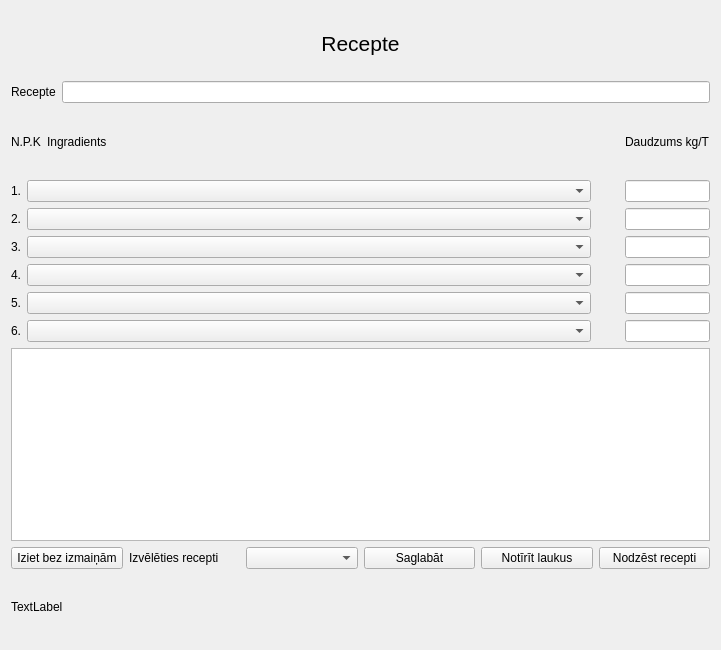
kasarkonic/Sauka1, file recipet.ui: the form before one commit.
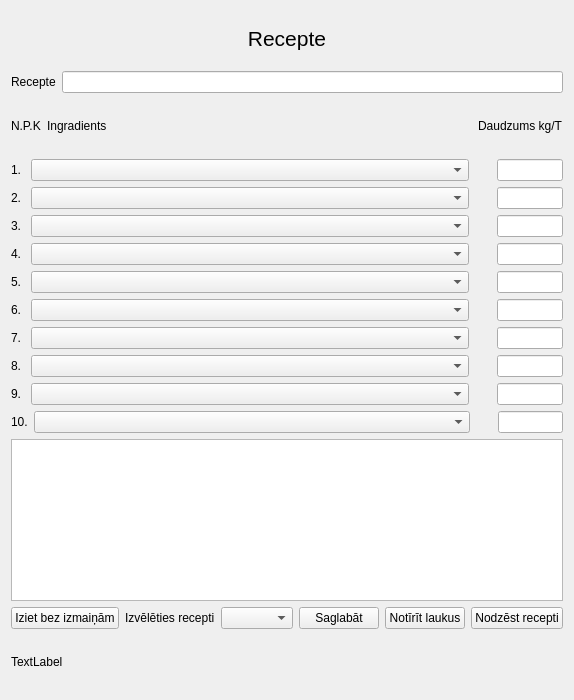
The form after the commit.

What changed in the file:
```diff
--- a/recipet.ui
+++ b/recipet.ui
@@ -6,8 +6,8 @@
    <rect>
     <x>0</x>
     <y>0</y>
-    <width>721</width>
-    <height>650</height>
+    <width>565</width>
+    <height>700</height>
    </rect>
   </property>
   <property name="windowTitle">
@@ -15,7 +15,7 @@
   </property>
   <layout class="QVBoxLayout" name="verticalLayout_3">
    <item>
-    <layout class="QVBoxLayout" name="verticalLayout" stretch="1,10,1,10,10,10,10,10,10,3,10,1">
+    <layout class="QVBoxLayout" name="verticalLayout" stretch="1,10,1,10,10,10,10,10,10,0,0,0,0,3,10,1">
      <item>
       <layout class="QHBoxLayout" name="horizontalLayout">
        <item>
@@ -92,7 +92,7 @@
        <item>
         <widget class="QLabel" name="label_6">
          <property name="text">
-          <string>1.</string>
+          <string>1. </string>
          </property>
         </widget>
        </item>
@@ -122,7 +122,7 @@
        <item>
         <widget class="QLabel" name="label_7">
          <property name="text">
-          <string>2.</string>
+          <string>2. </string>
          </property>
         </widget>
        </item>
@@ -152,7 +152,7 @@
        <item>
         <widget class="QLabel" name="label_8">
          <property name="text">
-          <string>3.</string>
+          <string>3. </string>
          </property>
         </widget>
        </item>
@@ -182,7 +182,7 @@
        <item>
         <widget class="QLabel" name="label_9">
          <property name="text">
-          <string>4.</string>
+          <string>4. </string>
          </property>
         </widget>
        </item>
@@ -212,7 +212,7 @@
        <item>
         <widget class="QLabel" name="label_10">
          <property name="text">
-          <string>5.</string>
+          <string>5. </string>
          </property>
         </widget>
        </item>
@@ -242,7 +242,7 @@
        <item>
         <widget class="QLabel" name="label_11">
          <property name="text">
-          <string>6.</string>
+          <string>6. </string>
          </property>
         </widget>
        </item>
@@ -267,6 +267,126 @@
        </item>
       </layout>
      </item>
+     <item>
+      <layout class="QHBoxLayout" name="horizontalLayout_3" stretch="0,20,1,3">
+       <item>
+        <widget class="QLabel" name="label_21">
+         <property name="text">
+          <string>7. </string>
+         </property>
+        </widget>
+       </item>
+       <item>
+        <widget class="QComboBox" name="comboBox_11"/>
+       </item>
+       <item>
+        <spacer name="horizontalSpacer_8">
+         <property name="orientation">
+          <enum>Qt::Horizontal</enum>
+         </property>
+         <property name="sizeHint" stdset="0">
+          <size>
+           <width>40</width>
+           <height>20</height>
+          </size>
+         </property>
+        </spacer>
+       </item>
+       <item>
+        <widget class="QLineEdit" name="lineEdit_8"/>
+       </item>
+      </layout>
+     </item>
+     <item>
+      <layout class="QHBoxLayout" name="horizontalLayout_15" stretch="0,20,1,3">
+       <item>
+        <widget class="QLabel" name="label_19">
+         <property name="text">
+          <string>8. </string>
+         </property>
+        </widget>
+       </item>
+       <item>
+        <widget class="QComboBox" name="comboBox_10"/>
+       </item>
+       <item>
+        <spacer name="horizontalSpacer_9">
+         <property name="orientation">
+          <enum>Qt::Horizontal</enum>
+         </property>
+         <property name="sizeHint" stdset="0">
+          <size>
+           <width>40</width>
+           <height>20</height>
+          </size>
+         </property>
+        </spacer>
+       </item>
+       <item>
+        <widget class="QLineEdit" name="lineEdit_9"/>
+       </item>
+      </layout>
+     </item>
+     <item>
+      <layout class="QHBoxLayout" name="horizontalLayout_14" stretch="0,20,1,3">
+       <item>
+        <widget class="QLabel" name="label_18">
+         <property name="text">
+          <string>9. </string>
+         </property>
+        </widget>
+       </item>
+       <item>
+        <widget class="QComboBox" name="comboBox_9"/>
+       </item>
+       <item>
+        <spacer name="horizontalSpacer_10">
+         <property name="orientation">
+          <enum>Qt::Horizontal</enum>
+         </property>
+         <property name="sizeHint" stdset="0">
+          <size>
+           <width>40</width>
+           <height>20</height>
+          </size>
+         </property>
+        </spacer>
+       </item>
+       <item>
+        <widget class="QLineEdit" name="lineEdit_10"/>
+       </item>
+      </layout>
+     </item>
+     <item>
+      <layout class="QHBoxLayout" name="horizontalLayout_13" stretch="0,20,1,3">
+       <item>
+        <widget class="QLabel" name="label_20">
+         <property name="text">
+          <string>10.</string>
+         </property>
+        </widget>
+       </item>
+       <item>
+        <widget class="QComboBox" name="comboBox_8"/>
+       </item>
+       <item>
+        <spacer name="horizontalSpacer_11">
+         <property name="orientation">
+          <enum>Qt::Horizontal</enum>
+         </property>
+         <property name="sizeHint" stdset="0">
+          <size>
+           <width>40</width>
+           <height>20</height>
+          </size>
+         </property>
+        </spacer>
+       </item>
+       <item>
+        <widget class="QLineEdit" name="lineEdit_11"/>
+       </item>
+      </layout>
+     </item>
      <item>
       <layout class="QHBoxLayout" name="horizontalLayout_12">
        <item>
```
Left out of the diff: 14 changed lines with no effect on the pictures.
